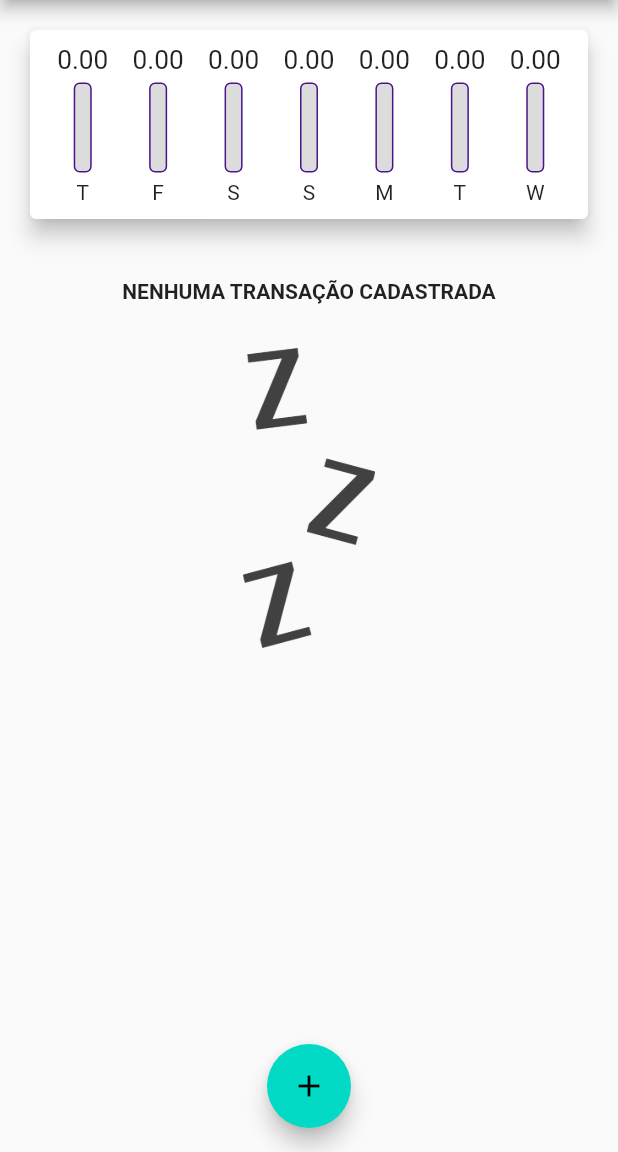
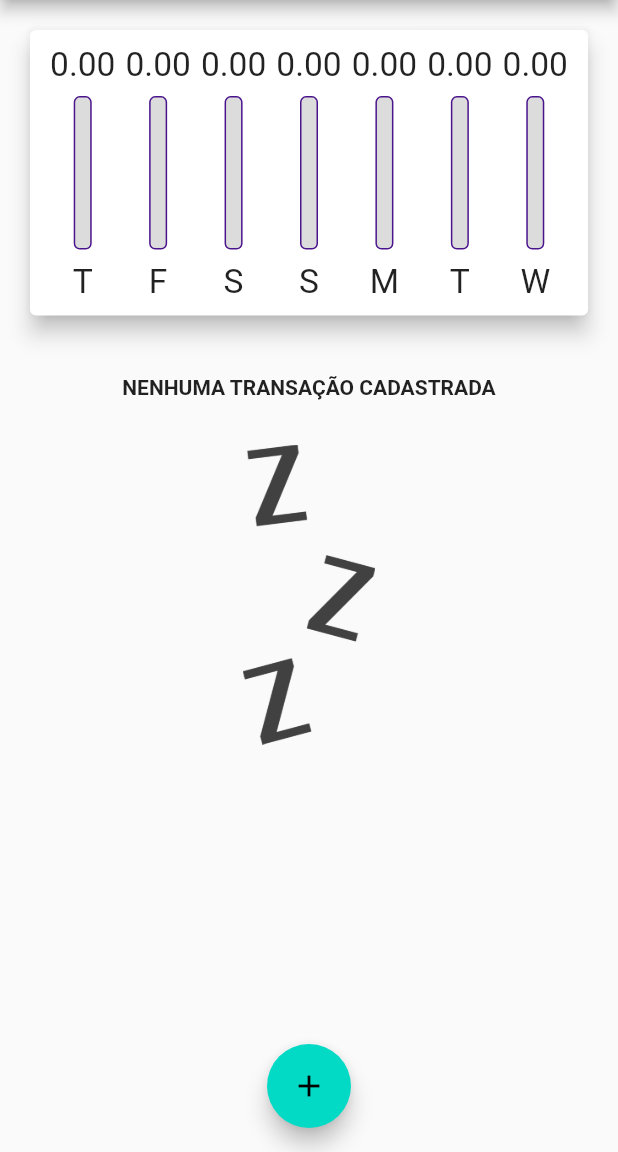
Before and after one commit to gbarth/despesasPessoais, a Flutter app: the screen it shows after launch, on a phone screen of 412 x 824 dp, the part 84-1236 px from its top. Run offline on Flutter 3.47's test engine with Material 2 defaults, Android fonts, the phone set to English and light mode, and no system bars; our stand-ins replace google_fonts; Roboto replaces fonts that are missing (Play).

Commit message:
Adicionando responsividade

```diff
--- a/lib/components/chart.dart
+++ b/lib/components/chart.dart
@@ -55,7 +55,9 @@ class Chart extends StatelessWidget {
               child: ChartBar(
                 label: tr['day'],
                 value: tr['value'],
-                percentage: _weekTotalValue == 0 ? 0 : (tr['value'] as double) / _weekTotalValue,
+                percentage: _weekTotalValue == 0
+                    ? 0
+                    : (tr['value'] as double) / _weekTotalValue,
               ),
             );
           }).toList(),
--- a/lib/components/chart_bar.dart
+++ b/lib/components/chart_bar.dart
@@ -5,25 +5,22 @@ class ChartBar extends StatelessWidget {
   final double value;
   final double percentage;
 
-  ChartBar({
-    required this.label,
-    required this.value,
-    required this.percentage
-  });
+  ChartBar(
+      {required this.label, required this.value, required this.percentage});
 
   @override
   Widget build(BuildContext context) {
+    return LayoutBuilder(
+      builder: (ctx, constraints) {
         return Column(
           children: [
             Container(
-          height: 20,
-          child: FittedBox(
-            child: Text('${value.toStringAsFixed(2)}')
+              height: constraints.maxHeight * 0.15,
+              child: FittedBox(child: Text('${value.toStringAsFixed(2)}')),
             ),
-        ),
-        const SizedBox(height: 5),
+            SizedBox(height: constraints.maxHeight * 0.05),
             Container(
-          height: 60,
+                height: constraints.maxHeight * 0.6,
                 width: 12,
                 child: Stack(
                   alignment: Alignment.bottomCenter,
@@ -43,16 +40,20 @@ class ChartBar extends StatelessWidget {
                       child: Container(
                           decoration: BoxDecoration(
                               color: Theme.of(context).accentColor,
-                    borderRadius: BorderRadius.circular(4)
+                              borderRadius: BorderRadius.circular(4))),
                     )
+                  ],
+                )),
+            SizedBox(height: constraints.maxHeight * 0.05),
+            Container(
+              height: constraints.maxHeight * 0.15,
+              child: FittedBox(
+                child: Text(label),
               ),
             )
           ],
-          )
-        ),
-        const SizedBox(height: 5),
-        Text(label)
-      ],
+        );
+      },
     );
   }
 }
--- a/lib/components/transaction_list.dart
+++ b/lib/components/transaction_list.dart
@@ -11,16 +11,14 @@ class TransactionList extends StatelessWidget {
 
   @override
   Widget build(BuildContext context) {
-    return Container(
-      height: 400,
-      child: transactions.isEmpty
+    return transactions.isEmpty
         ? Column(
             children: <Widget>[
               const SizedBox(height: 20),
               Text(
                 'NENHUMA TRANSAÇÃO CADASTRADA',
-                  style: GoogleFonts.play(
-                      fontSize: 14, fontWeight: FontWeight.bold),
+                style:
+                    GoogleFonts.play(fontSize: 14, fontWeight: FontWeight.bold),
               ),
               const SizedBox(height: 30),
               Container(
@@ -38,8 +36,7 @@ class TransactionList extends StatelessWidget {
               final tr = transactions[index];
               return Card(
                 elevation: 5,
-                  margin:
-                      const EdgeInsets.symmetric(vertical: 4, horizontal: 8),
+                margin: const EdgeInsets.symmetric(vertical: 4, horizontal: 8),
                 child: ListTile(
                   leading: CircleAvatar(
                     backgroundColor: Theme.of(context).accentColor,
@@ -76,7 +73,6 @@ class TransactionList extends StatelessWidget {
                 ),
               );
             },
-            ),
           );
   }
 }
--- a/lib/main.dart
+++ b/lib/main.dart
@@ -75,8 +75,7 @@ class _MyHomePageState extends State<MyHomePage> {
 
   @override
   Widget build(BuildContext context) {
-    return Scaffold(
-      appBar: AppBar(
+    final appBar = AppBar(
       title: Text('Despesas Pessoais',
           style: GoogleFonts.play(fontWeight: FontWeight.bold)),
       backgroundColor: Theme.of(context).primaryColor,
@@ -86,13 +85,26 @@ class _MyHomePageState extends State<MyHomePage> {
           onPressed: () => _openTransactionFormModal(context),
         )
       ],
-      ),
+    );
+
+    final availableHeight = MediaQuery.of(context).size.height -
+        appBar.preferredSize.height -
+        MediaQuery.of(context).padding.top;
+
+    return Scaffold(
+      appBar: appBar,
       body: SingleChildScrollView(
         child: Column(
           crossAxisAlignment: CrossAxisAlignment.stretch,
           children: <Widget>[
-            Chart(_recentTransactions),
-            TransactionList(_transactions, _deleteTransaction),
+            Container(
+              height: availableHeight * 0.30,
+              child: Chart(_recentTransactions),
+            ),
+            Container(
+              height: availableHeight * 0.70,
+              child: TransactionList(_transactions, _deleteTransaction),
+            ),
           ],
         ),
       ),
```
Lines whose indentation alone changed are shown as unchanged.
